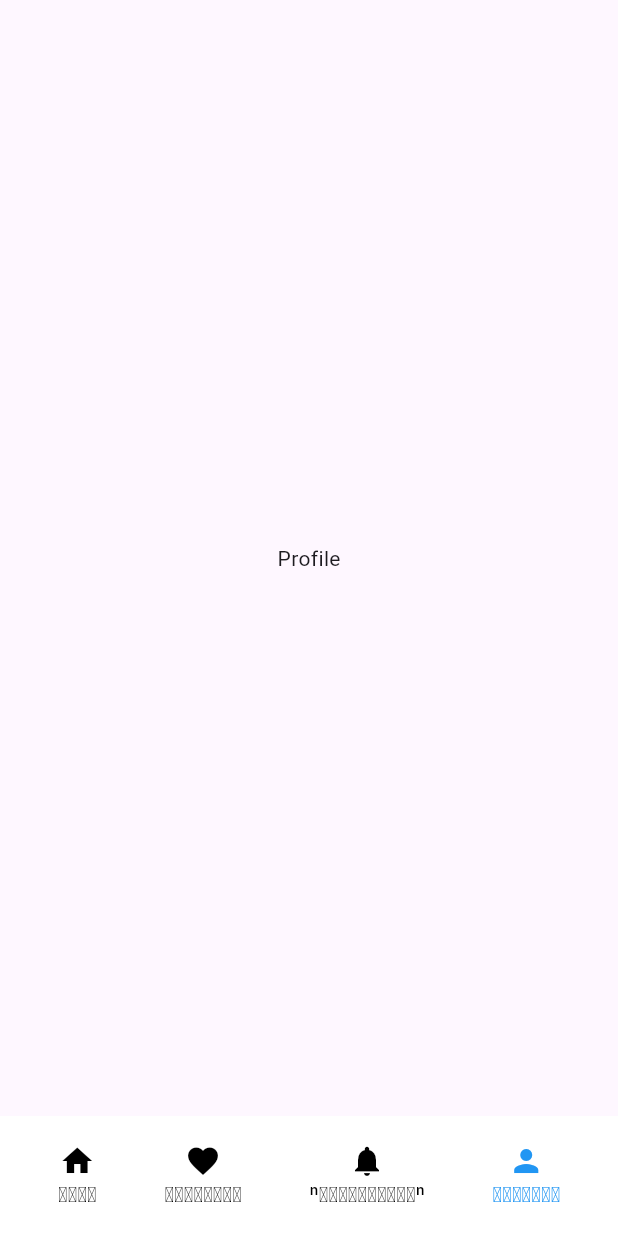
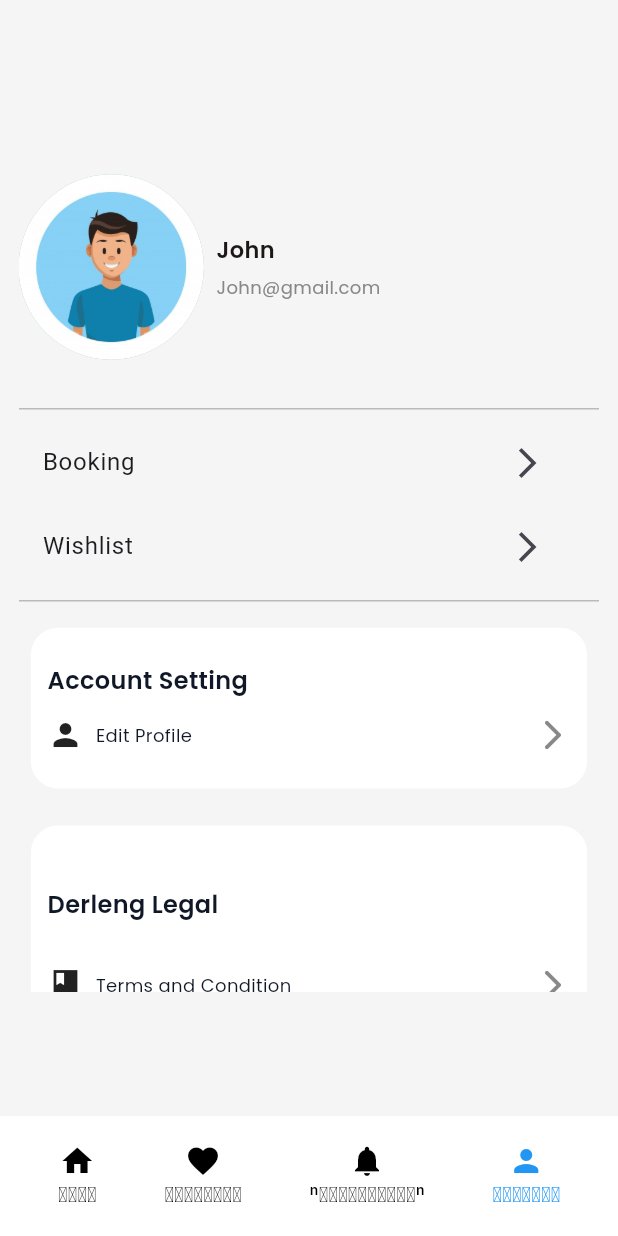
Before and after one commit to akhsak/Discover, a Flutter app: the screen it shows after launch, item 4 of the bottom bar chosen, on a phone screen of 412 x 824 dp. Run offline on Flutter 3.47's test engine with Material 3 defaults, Android fonts, the phone set to English and light mode, and no system bars; our stand-ins replace google_fonts, smooth_page_indicator.

Commit message:
create profile page

```diff
--- a/lib/view/user/profile.dart
+++ /dev/null
@@ -1,12 +0,0 @@
-import 'package:flutter/material.dart';
-
-class Profile extends StatelessWidget {
-  const Profile({super.key});
-
-  @override
-  Widget build(BuildContext context) {
-    return Scaffold(
-      body: Center(child: Text('Profile')),
-    );
-  }
-}
--- /dev/null
+++ b/lib/view/user/profile/profile.dart
@@ -0,0 +1,131 @@
+import 'package:discover/view/user/profile/widget_prfl.dart';
+import 'package:discover/widgets/normal_widget.dart';
+import 'package:discover/widgets/textfield.dart';
+import 'package:flutter/material.dart';
+
+const double circleAvatarRadiusFraction = 0.15;
+
+class UserProfileScreen extends StatelessWidget {
+  const UserProfileScreen({super.key});
+
+  @override
+  Widget build(BuildContext context) {
+    Size size = MediaQuery.of(context).size;
+    double circleAvatarRadius = size.shortestSide * circleAvatarRadiusFraction;
+
+    return Scaffold(
+      backgroundColor: const Color(0xFFF5F5F5),
+      body: Padding(
+        padding: EdgeInsets.symmetric(
+            vertical: size.height * 0.1, horizontal: size.width * 0.03),
+        child: SingleChildScrollView(
+          scrollDirection: Axis.vertical,
+          child: Column(
+            children: [
+              Row(
+                mainAxisAlignment: MainAxisAlignment.spaceBetween,
+                children: [
+
+                  SizedBox(
+                    height: size.height * 0.041,
+                    width: size.width * 0.2,
+
+                  ),
+                ],
+              ),
+              Row(
+                children: [
+                  CircleAvatar(
+                    radius: circleAvatarRadius,
+                    backgroundColor: const Color.fromARGB(255, 143, 189, 198),
+                    backgroundImage:
+                        const AssetImage('assets/profile_avatar.jpg'),
+                  ),
+                  SizedBox(width: size.width * 0.02),
+                  Column(
+                    crossAxisAlignment: CrossAxisAlignment.start,
+                    children: [
+                      poppinsHeadText(
+                        text: 'John',
+                        color: const Color(0xFF1D1617),
+                        fontSize: 15,
+                      ),
+                      SizedBox(height: size.height * 0.008),
+                      poppinsSmallText(
+                        text: 'John@gmail.com',
+                        color: const Color(0xFF888888),
+                      ),
+                    ],
+                  ),
+                ],
+              ),
+              SizedBox(height: size.height * 0.03),
+
+              const Divider(
+                color: Color.fromARGB(255, 186, 186, 186),
+              ),
+              Column(
+                children: [
+                  ListTile(
+                    title: const Text('Booking'),
+                    trailing: IconButton(
+                        onPressed: () {}, icon: const Icon(Icons.arrow_forward_ios)),
+                  ),
+                ],
+              ),
+              ListTile(
+                title: const Text('Wishlist'),
+                trailing: IconButton(
+                    onPressed: () {}, icon: const Icon(Icons.arrow_forward_ios)),
+              ),
+              const Divider(
+                color: Color.fromARGB(255, 186, 186, 186),
+              ),
+
+
+              const SizedBox(
+                height: 10,
+              ),
+              userProfileScreenContainer(
+                size,
+                context,
+                height: size.height * 0.13,
+                width: size.width * 0.9,
+                sizedBoxWidth: size.width * 0.02,
+              ),
+              SizedBox(height: size.height * 0.03),
+
+
+              profileScreenContainer(
+                context,
+                containerHeight: size.height * 0.26,
+                containerWidth: size.width * 0.9,
+                isAdmin: false,
+                onTap: () {
+                  // confirmationDialog(
+                  //   context, size,
+                  //   dialogWidth: size.width * 0.4,
+                  //   height: size.height * 0.015,
+                  //   alertMessage: 'Are you sure to log out ?',
+                  //   confirmText: 'log Out', onPressedConfirm: () {
+                  //     // Navigator.pushAndRemoveUntil(
+                  //     //     context,
+                  //     //     MaterialPageRoute(
+                  //     //         builder: (context) => const LoginTypeScreen()),
+                  //     //     (route) => false);
+                  //     // bottomProvider.adminOnTap(0);
+                  //     // bottomProvider.userOnTap(0);
+                  //     // authenticationProvider.logOut();
+                  //     // authenticationProvider.googleSignOut();
+                  //   },
+                  // );
+                },
+              ),
+
+            ],
+          ),
+        ),
+      ),
+    );
+  }
+}
--- /dev/null
+++ b/lib/view/user/profile/widget_prfl.dart
@@ -0,0 +1,85 @@
+
+import 'package:discover/widgets/textfield.dart';
+import 'package:flutter/material.dart';
+
+Widget userProfileScreenContainer(
+  Size size,
+  BuildContext context, {
+  required double height,
+  required double width,
+  required double sizedBoxWidth,
+}) {
+  return Container(
+    height: height,
+    width: width,
+    padding: const EdgeInsets.all(10),
+    decoration: BoxDecoration(
+      color: const Color(0xFFFFFFFF),
+      border: Border.all(
+        color: const Color(0xFFFFFFFF),
+      ),
+      borderRadius: BorderRadius.circular(18),
+    ),
+    child: Column(
+      crossAxisAlignment: CrossAxisAlignment.start,
+      mainAxisAlignment: MainAxisAlignment.spaceEvenly,
+      children: [
+        poppinsHeadText(text: 'Account Setting'),
+        GestureDetector(
+          onTap: () {
+            // Navigator.push(
+            //   context,
+            //   MaterialPageRoute(
+            //     builder: (context) => const FavouriteDoctorsScreen(),
+            //   ),
+            // );
+          },
+          child: Row(
+            mainAxisAlignment: MainAxisAlignment.spaceBetween,
+            children: [
+              Row(
+                children: [
+                  Icon(Icons.person),
+                  SizedBox(width: sizedBoxWidth),
+                  poppinsSmallText(
+                    text: "Edit Profile",
+                  )
+                ],
+              ),
+              const Icon(Icons.arrow_forward_ios_rounded,
+                  color: Color(0xFF888888))
+            ],
+          ),
+        ),
+        // Divider(color: Colors.grey, thickness: 1),
+        // poppinsHeadText(text: 'Derleng Legal'),
+        // GestureDetector(
+        //   onTap: () {
+        //     // Navigator.push(
+        //     //   context,
+        //     //   MaterialPageRoute(
+        //     //     builder: (context) => const PrivacySettingsScreen(),
+        //     //   ),
+        //     // );
+        //   },
+        //   child: Row(
+        //     mainAxisAlignment: MainAxisAlignment.spaceBetween,
+        //     children: [
+        //       Row(
+        //         children: [
+        //           Icon(Icons.book_sharp),
+        //           SizedBox(width: sizedBoxWidth),
+        //           poppinsSmallText(
+        //             text: "Privacy policy",
+        //           )
+        //         ],
+        //       ),
+        //       const Icon(Icons.arrow_forward_ios_rounded,
+        //           color: Color(0xFF888888))
+        //     ],
+        //   ),
+        // ),
+      ],
+    ),
+  );
+}
--- a/lib/widgets/bottombar.dart
+++ b/lib/widgets/bottombar.dart
@@ -66,11 +66,11 @@
 import 'package:flutter/material.dart';
 import 'package:discover/view/user/home_page.dart';
 import 'package:discover/view/user/notification_page.dart';
-import 'package:discover/view/user/profile.dart';
+import 'package:discover/view/user/profile/profile.dart';
 import 'package:discover/view/user/wishlist.dart';
 
 class BottomScreen extends StatefulWidget {
-  BottomScreen({Key? key}) : super(key: key);
+  const BottomScreen({super.key});
 
   @override
   _BottomScreenState createState() => _BottomScreenState();
@@ -80,10 +80,10 @@ class _BottomScreenState extends State<BottomScreen> {
   int _currentIndex = 0;
 
   final List<Widget> _screens = [
-    Homepage(),
-    WishList(),
-    NotificationPage(),
-    Profile(),
+    const Homepage(),
+    const WishList(),
+    const NotificationPage(),
+    const UserProfileScreen(),
   ];
 
   void _onTap(int index) {
--- /dev/null
+++ b/lib/widgets/normal_widget.dart
@@ -0,0 +1,81 @@
+import 'package:discover/widgets/textfield.dart';
+import 'package:flutter/material.dart';
+
+Widget profileScreenContainer(context,
+    {required containerHeight,
+    required containerWidth,
+    required bool? isAdmin,
+    required onTap}) {
+  return Container(
+    height: containerHeight,
+    width: containerWidth,
+    padding: const EdgeInsets.all(10),
+    decoration: BoxDecoration(
+      color: const Color(0xFFFFFFFF),
+      border: Border.all(color: const Color(0xFFFFFFFF)),
+      borderRadius: BorderRadius.circular(18),
+    ),
+    child: Column(
+      crossAxisAlignment: CrossAxisAlignment.start,
+      mainAxisAlignment: MainAxisAlignment.spaceEvenly,
+      children: [
+        poppinsHeadText(text: 'Derleng Legal'),
+        profileContainerListTile(context,
+            title: 'Terms and Condition',
+            suffixIcon: true,
+                        icon: Icons.book_sharp,
+
+          //  icon: EneftyIcons.info_circle_outline,
+            //iconColor: const Color(0xFF1995AD)
+            ),
+        isAdmin!
+            ? const SizedBox()
+            : profileContainerListTile(context,
+                title: 'Privacy policy',
+                suffixIcon: true,
+                            icon: Icons.shield_moon_sharp,
+
+                //icon: EneftyIcons.headphone_outline,
+                //iconColor: const Color(0xFF1995AD)
+                ),
+        // profileContainerListTile(context,
+        //     title: 'Log Out',
+        //     suffixIcon: false,
+        //     icon: Icons.logout,
+        //     //icon: EneftyIcons.logout_outline,
+        //     iconColor: Colors.red,
+        //     onTap: onTap),
+      ],
+    ),
+  );
+}
+Widget profileContainerListTile(BuildContext context,
+    {required String title,
+    bool? suffixIcon,
+    onTap,
+    required IconData icon,
+    Color? iconColor}) {
+  Size size = MediaQuery.of(context).size;
+  return InkWell(
+    onTap: onTap,
+    child: Row(
+      mainAxisAlignment: MainAxisAlignment.spaceBetween,
+      children: [
+        Row(children: [
+          Icon(
+            icon,
+            color: iconColor,
+          ),
+          SizedBox(width: size.width * .02),
+          poppinsSmallText(
+            text: title,
+          )
+        ]),
+        suffixIcon ?? false
+            ? const Icon(Icons.arrow_forward_ios_rounded,
+                color: Color(0xFF888888))
+            : const SizedBox()
+      ],
+    ),
+  );
+}
--- /dev/null
+++ b/lib/widgets/textfield.dart
@@ -0,0 +1,43 @@
+import 'package:flutter/material.dart';
+import 'package:google_fonts/google_fonts.dart';
+
+poppinsText({text, color, fontWeight, double? fontSize, textAlign, overflow}) {
+  return Text(text,
+      overflow: overflow,
+      textAlign: textAlign,
+      style: GoogleFonts.poppins(
+          color: color, fontWeight: fontWeight, fontSize: fontSize));
+}
+
+poppinsHeadText({text, textAlign, double? fontSize, color}) {
+  return Text(text,
+      textAlign: textAlign,
+      style: GoogleFonts.poppins(
+          color: color ?? const Color(0xFF101828),
+          fontWeight: FontWeight.w600,
+          fontSize: fontSize ?? 16));
+}
+
+poppinsSmallText({text, color, fontWeight, textAlign}) {
+  return Text(text,
+      // overflow: TextOverflow.ellipsis,
+      textAlign: textAlign,
+      style: GoogleFonts.poppins(
+          color: color ?? const Color(0xFF101828), fontSize: 12));
+}
+
+interHeadText({text}) {
+  return Text(text,
+      style: GoogleFonts.inter(
+          color: const Color(0xFF1A1A1A),
+          fontWeight: FontWeight.bold,
+          fontSize: 20));
+}
+
+interSubText({text, color, fontWeight}) {
+  return Text(text,
+      style: GoogleFonts.inter(
+          color: color ?? const Color(0xFF1A1A1A),
+          fontWeight: fontWeight ?? FontWeight.w400,
+          fontSize: 14));
+}
--- a/pubspec.yaml
+++ b/pubspec.yaml
@@ -34,8 +34,9 @@ dependencies:
 
   # The following adds the Cupertino Icons font to your application.
   # Use with the CupertinoIcons class for iOS style icons.
-  cupertino_icons: ^1.0.6
+  cupertino_icons: ^1.0.8
   smooth_page_indicator: ^1.1.0
+  google_fonts: ^6.2.1
 
 dev_dependencies:
   flutter_test:
```
Also changed, not shown: assets/profile_avatar.jpg (added), pubspec.lock, 1 other file.
